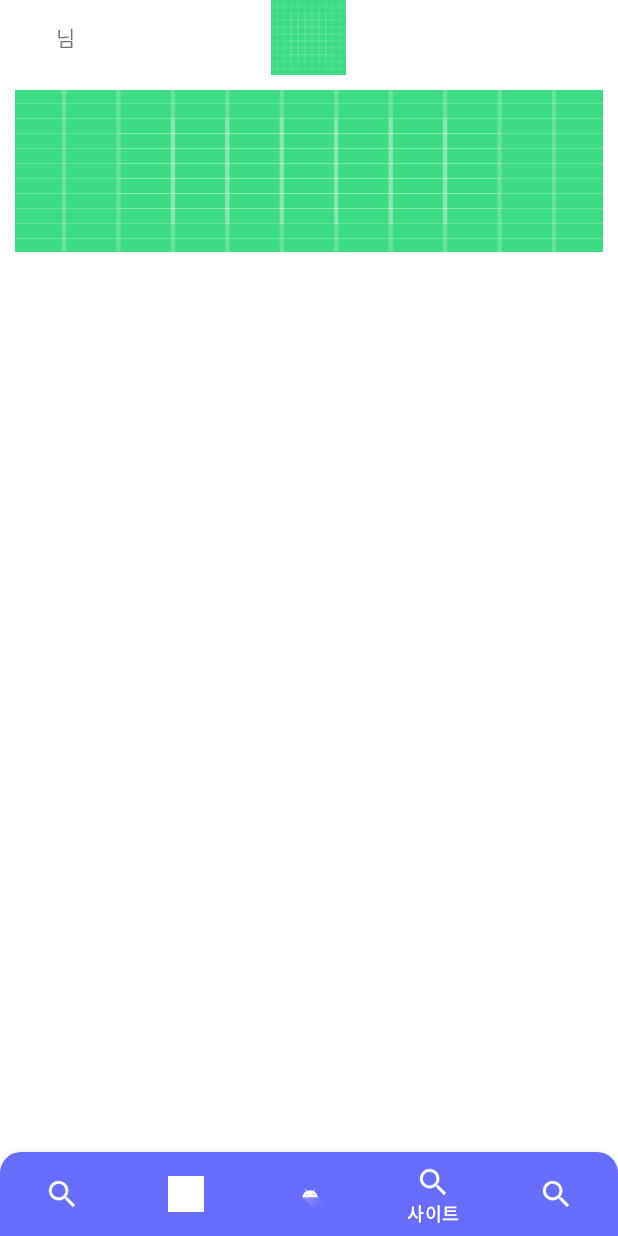
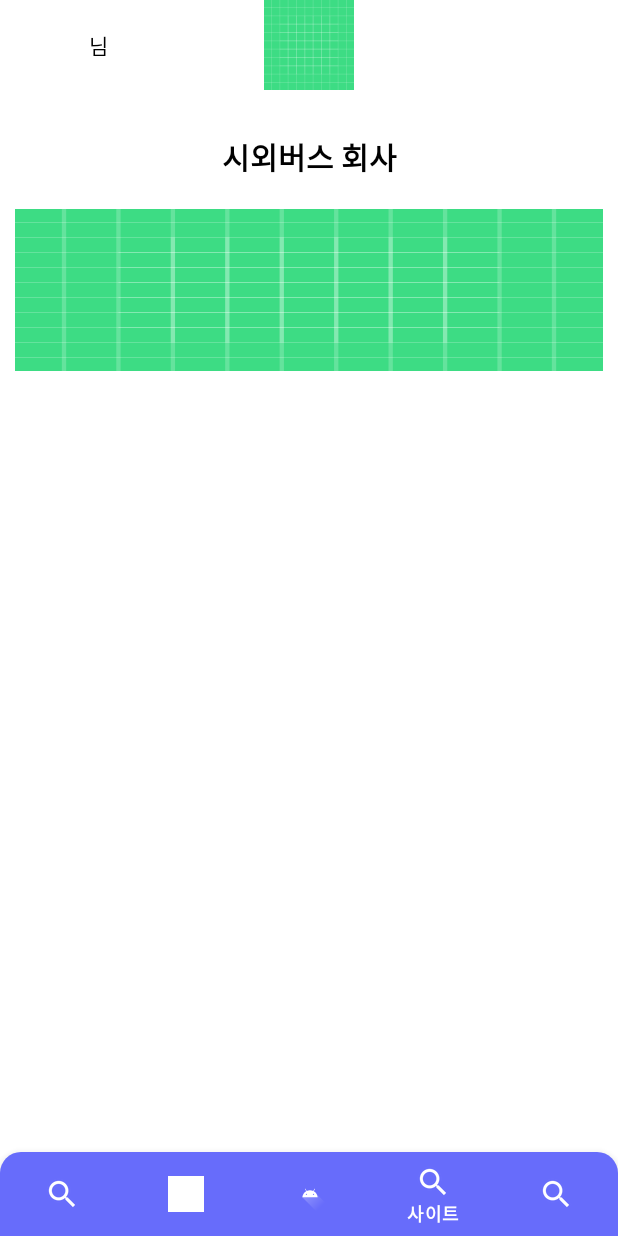
Before and after one commit to Jiwoon2/HandyBus, an Android app: the screen it shows after launch once a user with an empty profile is signed in (MainActivity), item 4 of the bottom bar chosen, on a phone screen of 412 x 824 dp. Run offline under Robolectric (Android 15) with nearby library versions, the phone set to English and light mode, and no system bars; our stand-ins replace Firebase (no records; nobody signed in at launch, a user with empty details on screens opened directly), Volley.

Commit message:
조회, 예약탭 xml 수정
디자인 적용 중

```diff
--- a/HandyBus/app/src/main/java/com/khackathon/handybus/MainActivity.java
+++ b/HandyBus/app/src/main/java/com/khackathon/handybus/MainActivity.java
@@ -8,7 +8,9 @@ import androidx.fragment.app.FragmentTransaction;
 import android.app.Activity;
 import android.content.Intent;
 import android.os.Bundle;
+import android.widget.TextView;
 
+import com.google.firebase.auth.FirebaseAuth;
 import com.khackathon.handybus.ui.confirmReservation.ConfirmReservationFragment;
 import com.khackathon.handybus.ui.reservation.ReservationFragment;
 import com.khackathon.handybus.ui.site.BusLinkFragment;
@@ -25,20 +27,25 @@ public class MainActivity extends AppCompatActivity {
     BusLinkFragment busLinkFragment;
     WriteBoardFragment writeBoardFragment;
 
-    public static Activity Main;
-    Intent intent;
+    private FirebaseAuth mAuth = null;
+    TextView main_name;
 
     @Override
     protected void onCreate(Bundle savedInstanceState) {
         super.onCreate(savedInstanceState);
         setContentView(R.layout.activity_main);
         bottomNavigationView = findViewById(R.id.nav_view);
+        main_name = findViewById(R.id.main_name);
 
         searchFragment = new SearchFragment();
         reservationFragment= new ReservationFragment();
         confirmReservationFragment = new ConfirmReservationFragment();
         busLinkFragment = new BusLinkFragment();
         writeBoardFragment = new WriteBoardFragment();
+
+        //이름 상단 위치
+        mAuth = FirebaseAuth.getInstance();
+        main_name.setText(mAuth.getCurrentUser().getDisplayName()+"님");
 
         //처음 화면에 고정할 화면 설정
         getSupportFragmentManager().beginTransaction().replace(R.id.content_layout, searchFragment).commitAllowingStateLoss();
--- a/HandyBus/app/src/main/java/com/khackathon/handybus/activity/BusList.java
+++ b/HandyBus/app/src/main/java/com/khackathon/handybus/activity/BusList.java
@@ -46,6 +46,8 @@ public class BusList extends AppCompatActivity {
         mRecyclerView= activityBusListBinding.containerBusList;
         mRecyclerView.setLayoutManager(new LinearLayoutManager(this, LinearLayoutManager.VERTICAL, false));
 
+        mRecyclerView.setHasFixedSize(true);//옵션
+
         //mList= buslistViewmodel.getBusListRepository(); //없어도 상관 x
 
         mAdapter = new BusListAdapter(mList);
--- a/HandyBus/app/src/main/java/com/khackathon/handybus/ui/reservation/ReservationFragment.java
+++ b/HandyBus/app/src/main/java/com/khackathon/handybus/ui/reservation/ReservationFragment.java
@@ -65,7 +65,7 @@ public class ReservationFragment extends Fragment {
     TextView tv_num;
     EditText et_help;
 
-    Button setbusNm_btn;
+    ImageButton setbusNm_btn;
 
     TextView tv_showNum;
     int personNum = 0;
--- a/HandyBus/app/src/main/res/layout/activity_bus_info.xml
+++ b/HandyBus/app/src/main/res/layout/activity_bus_info.xml
@@ -222,6 +222,9 @@
             android:layout_width="match_parent"
             android:layout_height="0dp"
             android:layout_weight="4"
+            android:layout_marginLeft="10dp"
+            android:layout_marginRight="10dp"
+            android:layout_marginBottom="10dp"
             android:id="@+id/container_stRoute"/>
 
     </LinearLayout>
--- a/HandyBus/app/src/main/res/layout/activity_main.xml
+++ b/HandyBus/app/src/main/res/layout/activity_main.xml
@@ -10,7 +10,7 @@
     <LinearLayout
         android:id="@+id/main_head"
         android:layout_width="match_parent"
-        android:layout_height="50dp"
+        android:layout_height="60dp"
         android:orientation="horizontal"
         android:weightSum="7"
         app:layout_constraintEnd_toEndOf="parent"
@@ -29,10 +29,12 @@
             android:layout_height="match_parent"
             android:layout_weight="1.5" >
             <TextView
+                android:id="@+id/main_name"
                 android:layout_width="match_parent"
                 android:layout_height="match_parent"
-                android:gravity="center_vertical"
-                android:text="님"/>
+                android:gravity="center"
+                android:textColor="@color/black"
+                android:text="000님"/>
 
         </LinearLayout>
 
--- a/HandyBus/app/src/main/res/layout/fragment_bus_link.xml
+++ b/HandyBus/app/src/main/res/layout/fragment_bus_link.xml
@@ -5,11 +5,84 @@
     android:layout_height="match_parent"
     tools:context=".ui.site.BusLinkFragment">
 
-    <ImageView
-        android:id="@+id/img"
+    <LinearLayout
         android:layout_width="match_parent"
-        android:layout_height="wrap_content"
-        android:background="@drawable/ic_launcher_background"/>
+        android:layout_height="match_parent"
+        android:orientation="vertical"
+        android:weightSum="10">
+
+        <LinearLayout
+            android:layout_width="match_parent"
+            android:layout_height="0dp"
+            android:orientation="horizontal"
+            android:baselineAligned="true"
+            android:gravity="center"
+            android:weightSum="7"
+            android:layout_weight="1">
+
+            <LinearLayout
+                android:layout_width="0dp"
+                android:layout_height="match_parent"
+                android:layout_weight="2">
+
+                <ImageView
+                    android:layout_width="60dp"
+                    android:layout_height="match_parent"/>
+
+                <View
+                    android:layout_width="0dp"
+                    android:layout_height="0dp"
+                    android:layout_weight="1"/>
+            </LinearLayout>
+
+            <TextView
+                android:layout_width="wrap_content"
+                android:layout_height="match_parent"
+                android:textColor="@color/black"
+                android:textSize="20sp"
+                android:textStyle="bold"
+                android:gravity="center"
+                android:layout_weight="3"
+                android:text="시외버스 회사"/>
+
+            <LinearLayout
+                android:layout_width="0dp"
+                android:layout_height="match_parent"
+                android:layout_weight="2">
+                <View
+                    android:layout_width="0dp"
+                    android:layout_height="0dp"
+                    android:layout_weight="1"/>
+
+                <ImageView
+                    android:layout_gravity="right"
+                    android:layout_width="60dp"
+                    android:layout_height="match_parent"/>
+
+            </LinearLayout>
+
+        </LinearLayout>
+
+
+        <LinearLayout
+            android:layout_width="match_parent"
+            android:layout_height="0dp"
+            android:layout_weight="9"
+            android:orientation="vertical"
+            android:weightSum="12">
+
+            <ImageView
+                android:id="@+id/img"
+                android:layout_width="match_parent"
+                android:layout_height="wrap_content"
+                android:background="@drawable/ic_launcher_background"/>
+
+
+        </LinearLayout>
+
+    </LinearLayout>
+
+
 
 
 </FrameLayout>
--- a/HandyBus/app/src/main/res/layout/fragment_confirmreservation.xml
+++ b/HandyBus/app/src/main/res/layout/fragment_confirmreservation.xml
@@ -184,8 +184,7 @@
             <LinearLayout
                 android:layout_width="match_parent"
                 android:layout_height="wrap_content"
-                android:orientation="horizontal"
-                android:paddingBottom="10dp">
+                android:orientation="horizontal">
                 <TextView
                     android:layout_width="wrap_content"
                     android:layout_height="wrap_content"
--- a/HandyBus/app/src/main/res/layout/fragment_write_board.xml
+++ b/HandyBus/app/src/main/res/layout/fragment_write_board.xml
@@ -13,7 +13,7 @@
         android:layout_height="wrap_content"
         android:layout_gravity="bottom|center"
         android:layout_marginBottom="30dp"
-        app:strokeColor="@color/purple_200"
+        app:strokeColor="#676CFB"
         app:backgroundTint="#FFFFFF"
         app:strokeWidth="2dp"
         android:text="게시글 작성"
```
Also changed, not shown: HandyBus/app/src/main/res/drawable/reservation_num.xml (+25 -8 lines), HandyBus/app/src/main/res/drawable/searchradius.xml (added, +44 -0 lines), HandyBus/app/src/main/res/layout/fragment_reservation.xml (+59 -29 lines), HandyBus/app/src/main/res/layout/fragment_search.xml (+27 -20 lines), HandyBus/app/src/main/res/drawable/backbtn.jpg (added), HandyBus/app/src/main/res/drawable/minusbtn.png (added), HandyBus/app/src/main/res/drawable/plusbtn.png (added), HandyBus/app/src/main/res/drawable/reservationstation.png (added), HandyBus/app/src/main/res/drawable/searchbtn.png (added), HandyBus/app/src/main/res/drawable/wrtbtn.png (added).
